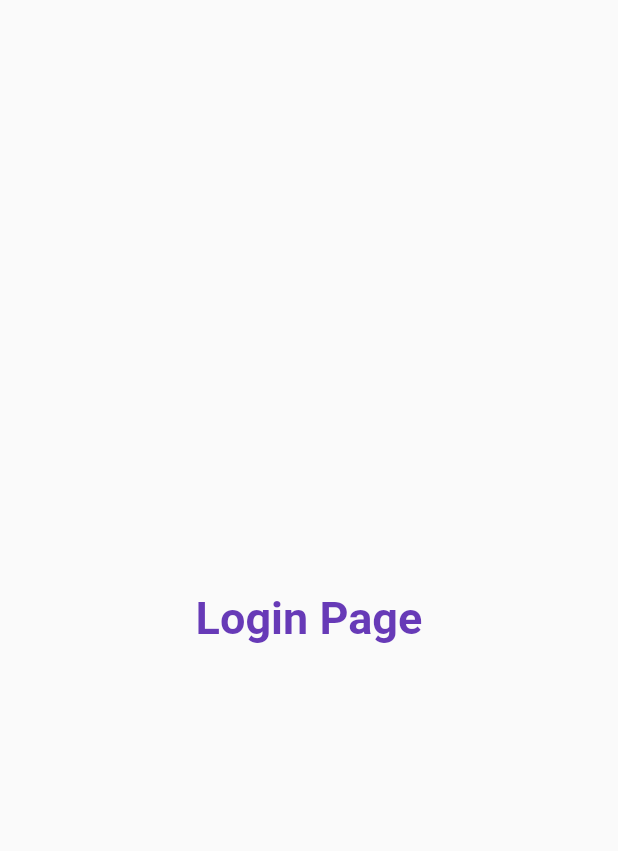
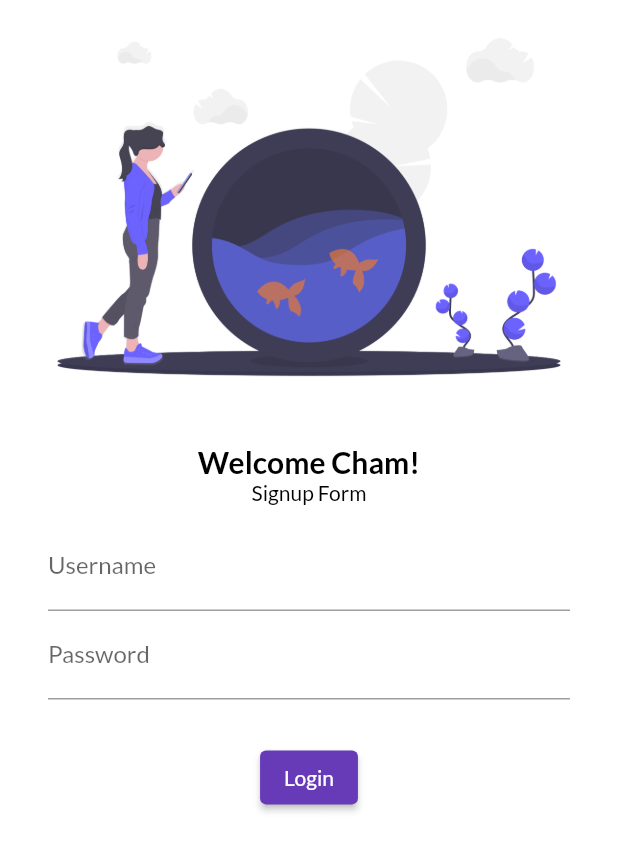
Before and after one commit to gami34/advance_flutter_feature_dev, a Flutter app: the screen it shows after launch, on a phone screen of 412 x 824 dp. Shown: the top 851 px of the screen. Run offline on Flutter 3.47's test engine with Material 2 defaults, Android fonts, the phone set to English and light mode, and no system bars; our stand-ins replace google_fonts.

Commit message:
completed day 3

```diff
--- a/lib/main.dart
+++ b/lib/main.dart
@@ -1,6 +1,7 @@
 import 'package:catalog_app/pages/home_page.dart';
 import 'package:catalog_app/pages/login_page.dart';
 import 'package:flutter/material.dart';
+import 'package:google_fonts/google_fonts.dart';
 
 void main() {
   runApp(const MyApp());
@@ -14,7 +15,10 @@ class MyApp extends StatelessWidget {
     // returned widet value
     return MaterialApp(
       themeMode: ThemeMode.light,
-      theme: ThemeData(primarySwatch: Colors.deepPurple),
+      theme: ThemeData(
+        primarySwatch: Colors.deepPurple,
+        fontFamily: GoogleFonts.lato().fontFamily,
+      ),
       darkTheme: ThemeData(
         brightness: Brightness.dark,
       ),
--- a/lib/pages/login_page.dart
+++ b/lib/pages/login_page.dart
@@ -1,3 +1,5 @@
+import 'dart:ui';
+
 import 'package:flutter/cupertino.dart';
 import 'package:flutter/material.dart';
 
@@ -7,15 +9,62 @@ class LoginPage extends StatelessWidget {
   @override
   Widget build(BuildContext context) {
     return Material(
-      child: Center(
-        child: Text(
-          "Login Page",
-          style: TextStyle(
-            fontSize: 30,
-            fontWeight: FontWeight.bold,
-            color: Colors.deepPurple,
+      color: Colors.white,
+      child: Column(
+        children: [
+          Image.asset("assets/images/loginimage2.png", fit: BoxFit.cover),
+          SizedBox(
+            height: 20.0,
           ),
-        ),
+          Text(
+            "Welcome Cham!",
+            style: TextStyle(
+              fontSize: 20,
+              fontWeight: FontWeight.bold,
+              color: Colors.black,
+            ),
+          ),
+          SizedBox(
+            height: 20.2,
+            child: Text(
+              "Signup Form",
+              style: TextStyle(
+                color: Colors.black,
+              ),
+            ),
+          ),
+          Padding(
+            padding:
+                const EdgeInsets.symmetric(vertical: 8.0, horizontal: 32.0),
+            child: Column(
+              children: [
+                TextFormField(
+                  decoration: InputDecoration(
+                    labelText: "Username",
+                    hintText: "Enter username",
+                  ),
+                ),
+                TextFormField(
+                  obscureText: true,
+                  decoration: InputDecoration(
+                    labelText: "Password",
+                    hintText: "Enter password",
+                  ),
+                ),
+              ],
+            ),
+          ),
+          SizedBox(
+            height: 20.0,
+          ),
+          ElevatedButton(
+            style: TextButton.styleFrom(),
+            onPressed: () {
+              print("hi Gideon !");
+            },
+            child: Text("Login"),
+          )
+        ],
       ),
     );
   }
```
Also changed, not shown: pubspec.yaml (+5 -13 lines), assets/images/loginimage.png (added), assets/images/loginimage2.png (added), pubspec.lock.
